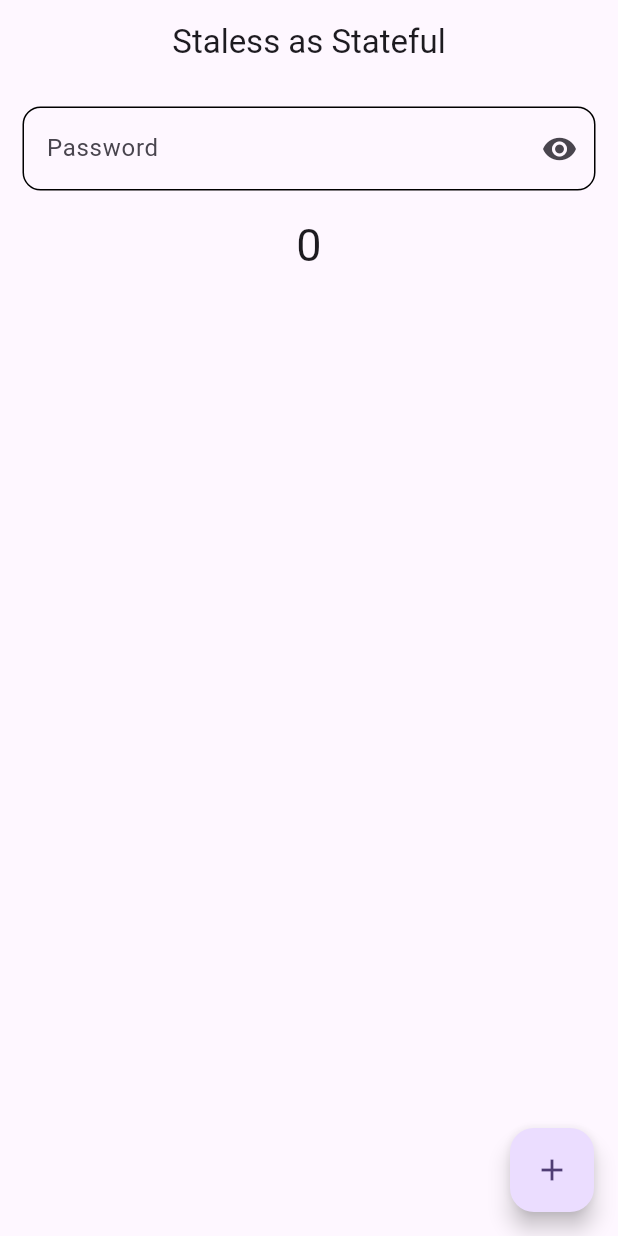
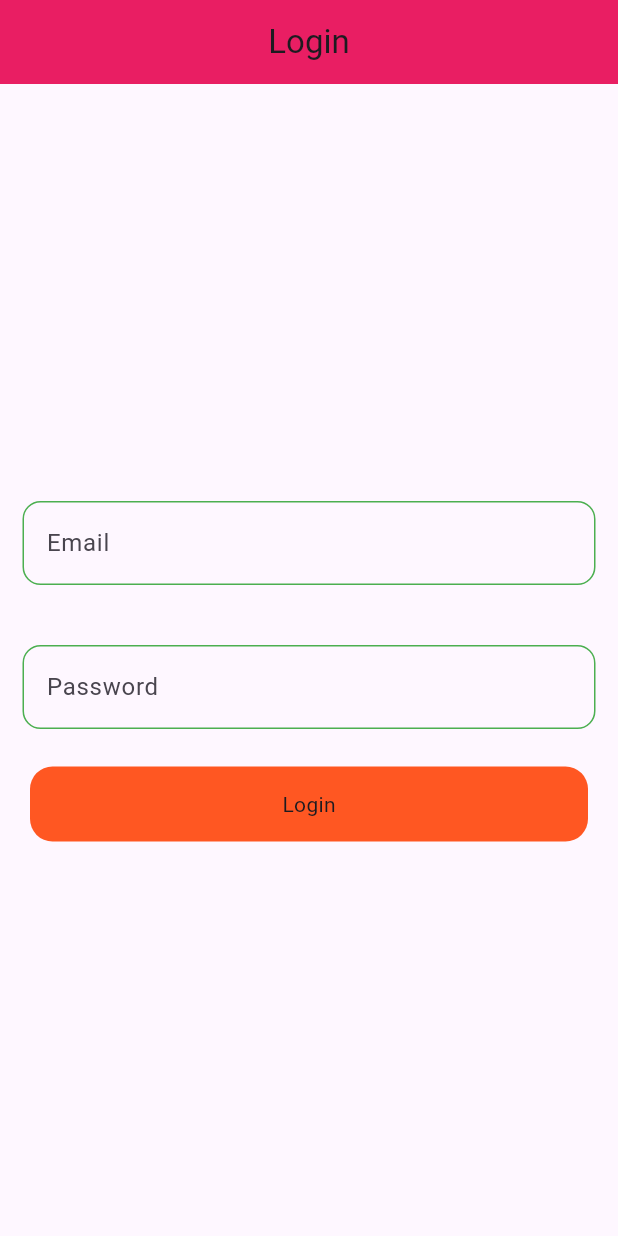
Before and after one commit to zainsh098/flutter_provider_series, a Flutter app: the screen it shows after launch, on a phone screen of 412 x 824 dp. Run offline on Flutter 3.47's test engine with Material 2 defaults, Android fonts, the phone set to English and light mode, and no system bars.

Commit message:
Value Notifier Added

```diff
--- a/lib/main.dart
+++ b/lib/main.dart
@@ -1,8 +1,11 @@
-import 'package:flutter/cupertino.dart';
 import 'package:flutter/material.dart';
+import 'package:flutter_provider_series/provider/ExampleOne.dart';
+import 'package:flutter_provider_series/provider/auth_provider.dart';
+import 'package:flutter_provider_series/provider/count%20provider.dart';
+import 'package:flutter_provider_series/provider/favouriteExample.dart';
 import 'package:flutter_provider_series/provider/theme_mode.dart';
-import 'package:flutter_provider_series/screen/LightDarkMode.dart';
-import 'package:flutter_provider_series/screen/Notify.dart';
+
+import 'package:flutter_provider_series/screen/login.dart';
 import 'package:provider/provider.dart';
 
 class MyApp extends StatelessWidget {
@@ -10,12 +13,22 @@ class MyApp extends StatelessWidget {
 
   @override
   Widget build(BuildContext context) {
-    return ChangeNotifierProvider(
-      create: (_) => ThemeChanger(),
-      child: Builder(
-        builder: (BuildContext context) {
-          final themeChanger = Provider.of<ThemeChanger>(context);
+    return MultiProvider(providers: [
 
+      ChangeNotifierProvider(create: (_) => CounterProvier()),
+      ChangeNotifierProvider(create: (_) => ExampleOneProvider()),
+      ChangeNotifierProvider(create: (_) => FavouriteExample()),
+      ChangeNotifierProvider(create: (_) => ThemeChanger()),
+      ChangeNotifierProvider(create: (_) => AuthProvider()),
+
+
+
+
+    ],
+    child: Builder(builder: (BuildContext context)
+
+    {
+      final themeChanger=Provider.of<ThemeChanger>(context);
       return MaterialApp(
       title: 'Flutter Provider',
       theme: ThemeData(
@@ -28,10 +41,17 @@ class MyApp extends StatelessWidget {
     appBarTheme: AppBarTheme(backgroundColor: Colors.amber)
 
     ),
-            home: Notify(),
+    home: Login(),
     );
-        },
+
+
+    }
+
     ),
+
+
+
+
     );
   }
 }
--- /dev/null
+++ b/lib/provider/auth_provider.dart
@@ -0,0 +1,48 @@
+
+import 'package:flutter/foundation.dart';
+import 'package:http/http.dart';
+
+class AuthProvider extends ChangeNotifier {
+
+  bool _loading=false;
+  bool get loading => _loading;
+
+
+  setloading(bool value)
+  {
+
+      _loading=value;
+      notifyListeners();
+
+  }
+
+
+  void login(String email, String password) async {
+
+    setloading(true);
+    try {
+      Response response = await post(Uri.parse('https://reqres.in/api/login'),
+          body: {'email': email, 'password': password});
+      if(response.statusCode==200)
+        {
+
+          print('Sucessfull');
+          setloading(false);
+
+        }
+      else
+        {
+          print('failed Sucessfull');
+          setloading(false);
+
+        }
+
+
+
+
+
+    } catch (e) {
+      print(e.toString());
+    }
+  }
+}
--- /dev/null
+++ b/lib/screen/login.dart
@@ -0,0 +1,100 @@
+import 'package:flutter/material.dart';
+import 'package:flutter_provider_series/provider/auth_provider.dart';
+import 'package:provider/provider.dart';
+
+class Login extends StatefulWidget {
+  const Login({super.key});
+
+  @override
+  State<Login> createState() => _LoginState();
+}
+
+class _LoginState extends State<Login> {
+
+  TextEditingController _email=TextEditingController();
+  TextEditingController _password=TextEditingController();
+
+
+
+
+
+  @override
+  Widget build(BuildContext context) {
+
+final authProvider=Provider.of<AuthProvider>(context);
+    return Scaffold(
+      appBar: AppBar(
+        title: Text('Login'),
+        centerTitle: true,
+        backgroundColor: Colors.pink,
+      ),
+      body: Column(
+        mainAxisAlignment: MainAxisAlignment.center,
+        crossAxisAlignment: CrossAxisAlignment.center,
+        children: [
+
+          Padding(
+            padding: const EdgeInsets.all(15.0),
+            child: TextFormField(
+              controller: _email,
+              decoration: InputDecoration(
+
+                enabled: true,
+                hintText: 'Email ',
+                enabledBorder: OutlineInputBorder(
+                  borderSide: BorderSide(color: Colors.green),
+                  borderRadius: BorderRadius.circular(12),
+                ),
+              ),
+            ),
+          ),
+          SizedBox(height: 10,),
+
+          Padding(
+            padding: const EdgeInsets.all(15.0),
+            child: TextFormField(
+              controller: _password,
+              decoration: InputDecoration(
+                enabled: true,
+                hintText: 'Password ',
+                enabledBorder: OutlineInputBorder(
+                  borderSide: BorderSide(color: Colors.green),
+                  borderRadius: BorderRadius.circular(12),
+                ),
+              ),
+            ),
+          ),
+          SizedBox(height: 10,),
+
+          Padding(
+            padding: const EdgeInsets.only(left: 20,right: 20),
+            child: GestureDetector(
+              onTap: () {
+
+
+authProvider.login(_email.text.toString(), _password.text.toString());
+
+              },
+
+              child: Container(
+                height: 50,
+
+                decoration: BoxDecoration(
+                  color: Colors.deepOrange,
+                  borderRadius: BorderRadius.circular(15),
+
+
+                ),
+                child: Center(child: authProvider.loading ? CircularProgressIndicator() : Text('Login')),
+
+
+              ),
+            ),
+          ),
+
+
+        ],
+      ),
+    );
+  }
+}
--- a/pubspec.yaml
+++ b/pubspec.yaml
@@ -34,8 +34,9 @@ dependencies:
 
   # The following adds the Cupertino Icons font to your application.
   # Use with the CupertinoIcons class for iOS style icons.
-  cupertino_icons: ^1.0.2
+  cupertino_icons: ^1.0.5
   provider: ^6.0.5
+  http:
 
 dev_dependencies:
   flutter_test:
```
Also changed, not shown: pubspec.lock. Lines whose indentation alone changed are shown as unchanged.
